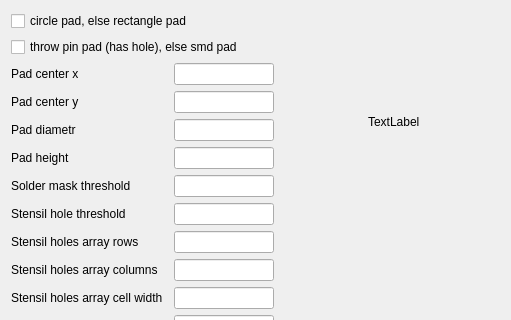
Old version of the form windows/SdDPadMaster.ui in the repository usiksan/SaliCAD; both pictures show x 0 to 511 and y 0 to 320 of the 599 by 500 pixel window.
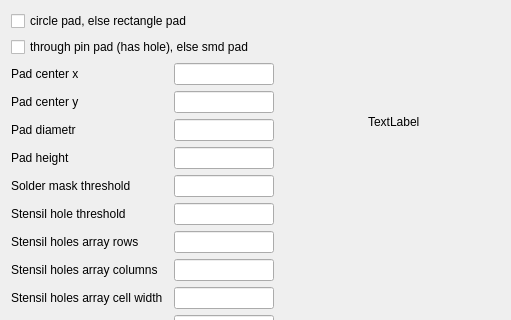
New version of the form.

Commit message: Replace wrong word throw with right through.

What changed in the file:
```diff
--- a/windows/SdDPadMaster.ui
+++ b/windows/SdDPadMaster.ui
@@ -28,7 +28,7 @@
        <item>
         <widget class="QCheckBox" name="mThrowPin">
          <property name="text">
-          <string>throw pin pad (has hole), else smd pad</string>
+          <string>through pin pad (has hole), else smd pad</string>
          </property>
         </widget>
        </item>
```
Left out of the diff: 2 changed lines with no effect on the pictures. The commit also changes 21 other files.
